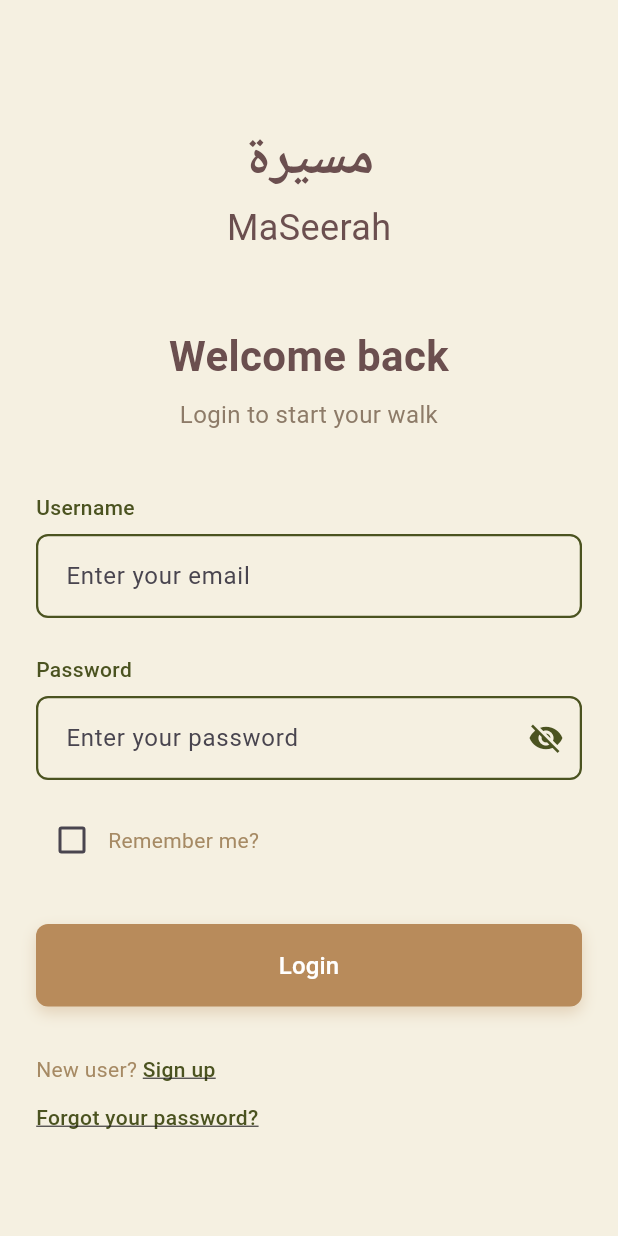
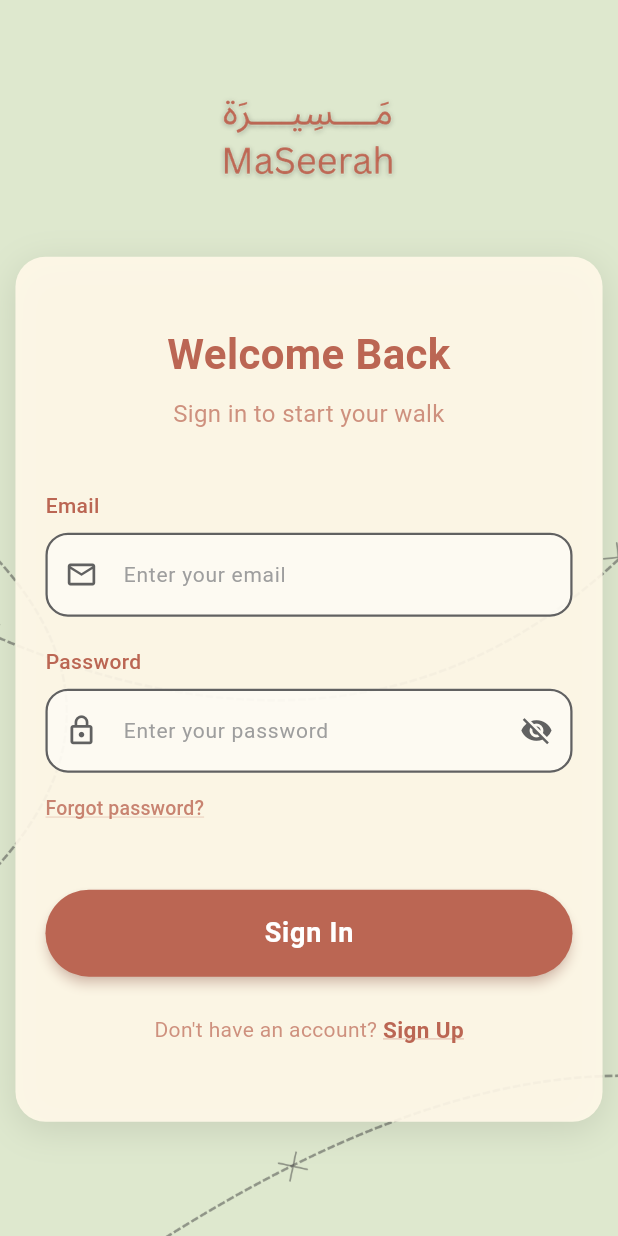
Before and after one commit to Ehdaa-ib/MaSeerah-2, a Flutter app: the screen it shows after launch, on a phone screen of 412 x 824 dp. Run offline on Flutter 3.47's test engine with Material 3 defaults, Android fonts, the phone set to English and light mode, and no system bars; our stand-ins replace cloud_firestore, firebase_auth, firebase_core; accounts and stored records are empty; Roboto replaces fonts that are missing (Arial).

Commit message:
added log in interface

```diff
--- a/lib/view/auth/login_screen.dart
+++ b/lib/view/auth/login_screen.dart
@@ -18,9 +18,10 @@ class _LoginScreenState extends State<LoginScreen> {
 
   bool _obscurePassword = true;
   bool _isLoading = false;
-  bool _rememberMe = false; // Remember me checkbox state (for future persistence)
   String? _errorMessage;
 
+  static const Color terracotta = Color(0xFFBB6653);
+  static const Color cream = Color(0xFFFFF8E8);
   @override
   void dispose() {
     _emailController.dispose();
@@ -46,7 +47,6 @@ class _LoginScreenState extends State<LoginScreen> {
         email: _emailController.text.trim(),
         password: _passwordController.text,
       );
-      // Auth state changed; AuthGate will rebuild and show User/Admin page.
       if (mounted) setState(() => _isLoading = false);
     } catch (e) {
       if (mounted) {
@@ -66,170 +66,208 @@ class _LoginScreenState extends State<LoginScreen> {
 
   @override
   Widget build(BuildContext context) {
-    // Color scheme matching the design
-    const backgroundColor = Color(0xFFF5F0E1); // Light beige
-    const darkBrown = Color(0xFF6B4F4F);
-    const lightBrown = Color(0xFF8D7B68);
-    const darkGreen = Color(0xFF4B5320);
-    const buttonBrown = Color(0xFFB88B5B);
-    const linkGreen = Color(0xFF4B5320);
-    const checkboxGray = Color(0xFFA68A64);
+    return Scaffold(
+      body: Container(
+        decoration: BoxDecoration(
+          image: DecorationImage(
+            image: AssetImage('images/image3.png'),
+            fit: BoxFit.cover,
+          ),
+        ),
+        child: SafeArea(
+          child: Center(
+            child: Transform.translate(
+              offset: const Offset(0, -30),
+              child: Column(
+                mainAxisAlignment: MainAxisAlignment.center,
+                  children: [
+                  Image.asset(
+                    'images/name.png',
+                    width: 150,
+                    height: 150,
+                    fit: BoxFit.contain,
+                  ),
 
-    return Scaffold(
-      backgroundColor: backgroundColor,
-      body: SafeArea(
-        child: SingleChildScrollView(
-          padding: const EdgeInsets.symmetric(horizontal: 24, vertical: 40),
+                  const SizedBox(height: 5),
+
+                  Container(
+                    width: MediaQuery.of(context).size.width * 0.95,
+                     constraints: BoxConstraints(
+                     minHeight: MediaQuery.of(context).size.height * 0.7),
+                    padding: const EdgeInsets.symmetric(horizontal: 20, vertical: 45),
+                    decoration: BoxDecoration(
+                      color: cream.withOpacity(0.92),
+                      borderRadius: BorderRadius.circular(20),
+                      boxShadow: [
+                        BoxShadow(
+                          color: Colors.black.withOpacity(0.1),
+                          blurRadius: 20,
+                          offset: const Offset(0, 5),
+                        ),
+                      ],
+                    ),
                     child: Form(
                       key: _formKey,
                       child: Column(
+                        mainAxisSize: MainAxisSize.max,
                         crossAxisAlignment: CrossAxisAlignment.stretch,
                         children: [
-                // Logo section
-                const SizedBox(height: 40),
-                Column(
-                  children: [
                           Text(
-                      'مسيرة',
-                      style: TextStyle(
-                        fontSize: 36,
-                        fontWeight: FontWeight.bold,
-                        color: darkBrown,
-                        fontFamily: 'Arial', // Arabic font
-                      ),
-                    ),
-                    const SizedBox(height: 4),
-                    Text(
-                      'MaSeerah',
-                      style: TextStyle(
-                        fontSize: 24,
-                        fontWeight: FontWeight.normal,
-                        color: darkBrown,
-                      ),
-                    ),
-                  ],
-                ),
-                const SizedBox(height: 48),
-                // Welcome message
-                Text(
-                  'Welcome back',
+                            'Welcome Back',
                             textAlign: TextAlign.center,
                             style: TextStyle(
                               fontSize: 28,
-                    fontWeight: FontWeight.bold,
-                    color: darkBrown,
+                              fontWeight: FontWeight.w600,
+                              color: terracotta,
                             ),
                           ),
                           const SizedBox(height: 8),
                           Text(
-                  'Login to start your walk',
+                            'Sign in to start your walk',
                             textAlign: TextAlign.center,
                             style: TextStyle(
                               fontSize: 16,
-                    fontWeight: FontWeight.normal,
-                    color: lightBrown,
+                              color: terracotta.withOpacity(0.7),
                             ),
                           ),
                           const SizedBox(height: 40),
-                // Username field
+
                           Text(
-                  'Username',
+                            'Email',
                             style: TextStyle(
                               fontSize: 14,
                               fontWeight: FontWeight.w500,
-                    color: darkGreen,
+                              color: terracotta,
                             ),
                           ),
                           const SizedBox(height: 8),
                           TextFormField(
                             controller: _emailController,
                             keyboardType: TextInputType.emailAddress,
-                  autocorrect: false,
-                  textInputAction: TextInputAction.next,
-                  inputFormatters: [
-                    FilteringTextInputFormatter.deny(RegExp(r'\s')),
-                  ],
-                  style: const TextStyle(color: darkBrown),
+                            style: const TextStyle(
+                              color: Color(0xFF2F2113),
+                            ),
                             decoration: InputDecoration(
                               hintText: 'Enter your email',
+                              hintStyle: TextStyle(
+                                color: Colors.grey.shade500,
+                                fontSize: 14,
+                              ),
                               filled: true,
-                    fillColor: backgroundColor,
+                              fillColor: Colors.white.withOpacity(0.5),
                               border: OutlineInputBorder(
-                      borderRadius: BorderRadius.circular(8),
-                      borderSide: BorderSide(color: darkGreen, width: 1.5),
+                                borderRadius: BorderRadius.circular(15),
+                                borderSide: BorderSide(
+                                  color: Colors.grey.shade700,
+                                  width: 1.5,
+                                ),
                               ),
                               enabledBorder: OutlineInputBorder(
-                      borderRadius: BorderRadius.circular(8),
-                      borderSide: BorderSide(color: darkGreen, width: 1.5),
+                                borderRadius: BorderRadius.circular(15),
+                                borderSide: BorderSide(
+                                  color: Colors.grey.shade700,
+                                  width: 1.5,
+                                ),
                               ),
                               focusedBorder: OutlineInputBorder(
-                      borderRadius: BorderRadius.circular(8),
-                      borderSide: BorderSide(color: darkGreen, width: 2),
+                                borderRadius: BorderRadius.circular(15),
+                                borderSide: BorderSide(
+                                  color: terracotta,
+                                  width: 2,
+                                ),
                               ),
                               errorBorder: OutlineInputBorder(
-                      borderRadius: BorderRadius.circular(8),
-                      borderSide: const BorderSide(color: Colors.red, width: 1.5),
+                                borderRadius: BorderRadius.circular(15),
+                                borderSide: const BorderSide(
+                                  color: Colors.red,
+                                  width: 1.5,
+                                ),
                               ),
                               contentPadding: const EdgeInsets.symmetric(
-                      horizontal: 16,
+                                horizontal: 20,
                                 vertical: 16,
+                              ),
+                              prefixIcon: Icon(
+                                Icons.email_outlined,
+                                color: Colors.grey.shade700,
+                                size: 22,
                               ),
                             ),
                             validator: (v) {
-                    if (v == null || v.trim().isEmpty) return 'Username is required';
+                              if (v == null || v.trim().isEmpty) return 'Email is required';
                               if (!RegExp(r'^[^@]+@[^@]+\.[^@]+$').hasMatch(v.trim())) {
                                 return 'Enter a valid email';
                               }
                               return null;
                             },
                           ),
-                const SizedBox(height: 24),
-                // Password field
+                          const SizedBox(height: 20),
+
                           Text(
                             'Password',
                             style: TextStyle(
                               fontSize: 14,
                               fontWeight: FontWeight.w500,
-                    color: darkGreen,
+                              color: terracotta,
                             ),
                           ),
                           const SizedBox(height: 8),
                           TextFormField(
                             controller: _passwordController,
                             obscureText: _obscurePassword,
-                  textInputAction: TextInputAction.done,
-                  onFieldSubmitted: (_) => _submit(),
-                  style: const TextStyle(color: darkBrown),
+                            style: const TextStyle(
+                              color: Color(0xFF2F2113),
+                            ),
                             decoration: InputDecoration(
                               hintText: 'Enter your password',
+                              hintStyle: TextStyle(
+                                color: Colors.grey.shade500,
+                                fontSize: 14,
+                              ),
                               filled: true,
-                    fillColor: backgroundColor,
+                              fillColor: Colors.white.withOpacity(0.5),
                               border: OutlineInputBorder(
-                      borderRadius: BorderRadius.circular(8),
-                      borderSide: BorderSide(color: darkGreen, width: 1.5),
+                                borderRadius: BorderRadius.circular(15),
+                                borderSide: BorderSide(
+                                  color: Colors.grey.shade700,
+                                  width: 1.5,
+                                ),
                               ),
                               enabledBorder: OutlineInputBorder(
-                      borderRadius: BorderRadius.circular(8),
-                      borderSide: BorderSide(color: darkGreen, width: 1.5),
+                                borderRadius: BorderRadius.circular(15),
+                                borderSide: BorderSide(
+                                  color: Colors.grey.shade700,
+                                  width: 1.5,
+                                ),
                               ),
                               focusedBorder: OutlineInputBorder(
-                      borderRadius: BorderRadius.circular(8),
-                      borderSide: BorderSide(color: darkGreen, width: 2),
+                                borderRadius: BorderRadius.circular(15),
+                                borderSide: BorderSide(
+                                  color: terracotta,
+                                  width: 2,
+                                ),
                               ),
                               errorBorder: OutlineInputBorder(
-                      borderRadius: BorderRadius.circular(8),
-                      borderSide: const BorderSide(color: Colors.red, width: 1.5),
+                                borderRadius: BorderRadius.circular(15),
+                                borderSide: const BorderSide(
+                                  color: Colors.red,
+                                  width: 1.5,
+                                ),
                               ),
                               contentPadding: const EdgeInsets.symmetric(
-                      horizontal: 16,
+                                horizontal: 20,
                                 vertical: 16,
+                              ),
+                              prefixIcon: Icon(
+                                Icons.lock_outline,
+                                color: Colors.grey.shade700,
+                                size: 22,
                               ),
                               suffixIcon: IconButton(
                                 icon: Icon(
-                        _obscurePassword
-                            ? Icons.visibility_off
-                            : Icons.visibility,
-                        color: darkGreen,
+                                  _obscurePassword ? Icons.visibility_off : Icons.visibility,
+                                  color: Colors.grey.shade700,
+                                  size: 22,
                                 ),
                                 onPressed: () {
                                   setState(() => _obscurePassword = !_obscurePassword);
@@ -241,128 +279,102 @@ class _LoginScreenState extends State<LoginScreen> {
                               return null;
                             },
                           ),
-                const SizedBox(height: 16),
-                // Remember me checkbox
-                Row(
-                  children: [
-                    Checkbox(
-                      value: _rememberMe,
-                      onChanged: (value) {
-                        setState(() => _rememberMe = value ?? false);
+
+                          Align(
+                            alignment: Alignment.centerLeft,
+                            child: TextButton(
+                              onPressed: () {
                               },
-                      activeColor: darkGreen,
-                      checkColor: Colors.white,
+                              style: TextButton.styleFrom(
+                                padding: const EdgeInsets.symmetric(vertical: 8),
                               ),
-                    Text(
-                      'Remember me?',
+                              child: Text(
+                                'Forgot password?',
                                 style: TextStyle(
-                        fontSize: 14,
-                        color: checkboxGray,
+                                  fontSize: 13,
+                                  color: terracotta.withOpacity(0.8),
+                                  decoration: TextDecoration.underline,
+                                  decorationColor: terracotta.withOpacity(0.3),
                                 ),
                               ),
-                  ],
                             ),
+                          ),
+
+                          const SizedBox(height: 30),
+
                           if (_errorMessage != null) ...[
-                  const SizedBox(height: 16),
+                            const SizedBox(height: 12),
                             Container(
                               padding: const EdgeInsets.all(12),
                               decoration: BoxDecoration(
                                 color: Colors.red.shade50,
-                      borderRadius: BorderRadius.circular(8),
-                      border: Border.all(color: Colors.red.shade300),
+                                borderRadius: BorderRadius.circular(15),
+                                border: Border.all(color: Colors.red.shade200),
                               ),
                               child: Text(
                                 _errorMessage!,
                                 style: TextStyle(
                                   color: Colors.red.shade700,
-                        fontSize: 14,
+                                  fontSize: 13,
                                 ),
                                 textAlign: TextAlign.center,
                               ),
                             ),
                           ],
-                const SizedBox(height: 32),
-                // Login button
-                Container(
-                  decoration: BoxDecoration(
-                    borderRadius: BorderRadius.circular(8),
-                    boxShadow: [
-                      BoxShadow(
-                        color: buttonBrown.withOpacity(0.3),
-                        blurRadius: 8,
-                        offset: const Offset(0, 4),
-                      ),
-                    ],
-                  ),
-                  child: ElevatedButton(
+
+                          ElevatedButton(
                             onPressed: _isLoading ? null : _submit,
                             style: ElevatedButton.styleFrom(
-                      backgroundColor: buttonBrown,
+                              backgroundColor: terracotta,
                               foregroundColor: Colors.white,
                               padding: const EdgeInsets.symmetric(vertical: 16),
                               shape: RoundedRectangleBorder(
-                        borderRadius: BorderRadius.circular(8),
+                                borderRadius: BorderRadius.circular(30),
                               ),
-                      elevation: 0,
+                              elevation: 3,
+                              shadowColor: terracotta.withOpacity(0.5),
                             ),
                             child: _isLoading
                                 ? const SizedBox(
                                     height: 22,
                                     width: 22,
                                     child: CircularProgressIndicator(
-                              strokeWidth: 2,
+                                      strokeWidth: 2.5,
                                       valueColor: AlwaysStoppedAnimation<Color>(Colors.white),
                                     ),
                                   )
                                 : const Text(
-                            'Login',
+                                    'Sign In',
                                     style: TextStyle(
-                              fontSize: 16,
-                              fontWeight: FontWeight.w500,
+                                      fontSize: 18,
+                                      fontWeight: FontWeight.w600,
+                                      letterSpacing: 0.5,
                                     ),
                                   ),
                           ),
-                ),
-                const SizedBox(height: 32),
-                // Footer links
-                Column(
-                  crossAxisAlignment: CrossAxisAlignment.start,
-                  children: [
+
+                          const SizedBox(height: 25),
+
                           Row(
+                            mainAxisAlignment: MainAxisAlignment.center,
                             children: [
                               Text(
-                          'New user? ',
+                                "Don't have an account? ",
                                 style: TextStyle(
                                   fontSize: 14,
-                            color: checkboxGray,
+                                  color: terracotta.withOpacity(0.7),
                                 ),
                               ),
                               GestureDetector(
                                 onTap: _isLoading ? null : _goToCreateAccount,
                                 child: Text(
-                            'Sign up',
+                                  'Sign Up',
                                   style: TextStyle(
-                              fontSize: 14,
-                              color: linkGreen,
+                                    fontSize: 15,
+                                    color: terracotta,
+                                    fontWeight: FontWeight.w600,
                                     decoration: TextDecoration.underline,
-                              fontWeight: FontWeight.w500,
-                            ),
-                          ),
-                        ),
-                      ],
-                    ),
-                    const SizedBox(height: 12),
-                    GestureDetector(
-                      onTap: () {
-                        // TODO: Implement forgot password
-                      },
-                      child: Text(
-                        'Forgot your password?',
-                        style: TextStyle(
-                          fontSize: 14,
-                          color: linkGreen,
-                          decoration: TextDecoration.underline,
-                          fontWeight: FontWeight.w500,
+                                    decorationColor: terracotta.withOpacity(0.4),
                                   ),
                                 ),
                               ),
@@ -372,6 +384,11 @@ class _LoginScreenState extends State<LoginScreen> {
                       ),
                     ),
                   ),
+                ],
+              ),
+            ),
+          ),
+        ),
       ),
     );
   }
--- a/pubspec.yaml
+++ b/pubspec.yaml
@@ -63,9 +63,9 @@ flutter:
   uses-material-design: true
 
   # To add assets to your application, add an assets section, like this:
-  # assets:
-  #   - images/a_dot_burr.jpeg
-  #   - images/a_dot_ham.jpeg
+  assets:
+     - images/image3.png
+     - images/name.png
 
   # An image asset can refer to one or more resolution-specific "variants", see
   # https://flutter.dev/to/resolution-aware-images
```
Also changed, not shown: images/image3.png (added), images/name.png (added), pubspec.lock. Lines whose indentation alone changed are shown as unchanged.
